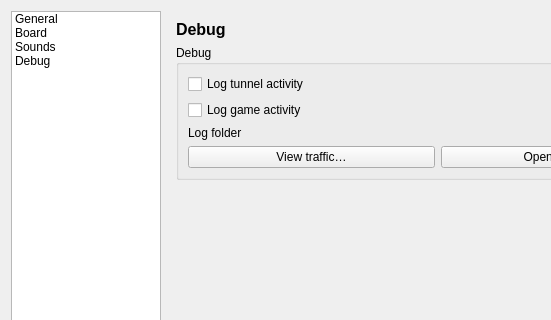
Qt form backgammon/gui/BackgammonSettingsWidget.ui (RetroShare/RetroChess) before a commit; both pictures show x 0 to 551 and y 0 to 320 of the 720 by 520 pixel window.
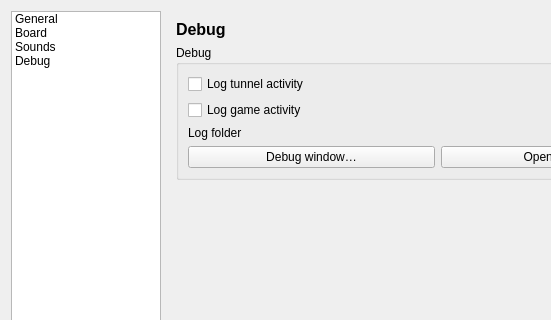
The same form after that commit. The open tabs and pages were chosen to show the change.

Commit message: Added to use only one debug window for both games

What changed in the file:
```diff
--- a/backgammon/gui/BackgammonSettingsWidget.ui
+++ b/backgammon/gui/BackgammonSettingsWidget.ui
@@ -371,7 +371,7 @@
             <item>
              <widget class="QPushButton" name="trafficButton">
               <property name="text">
-               <string>View traffic…</string>
+               <string>Debug window…</string>
               </property>
               <property name="toolTip">
                <string>Show the tunnels of your Backgammon matches with their traffic. Works without logging.</string>
```
Left out of the diff: 2 changed lines with no effect on the pictures. The commit also changes 14 other files.
